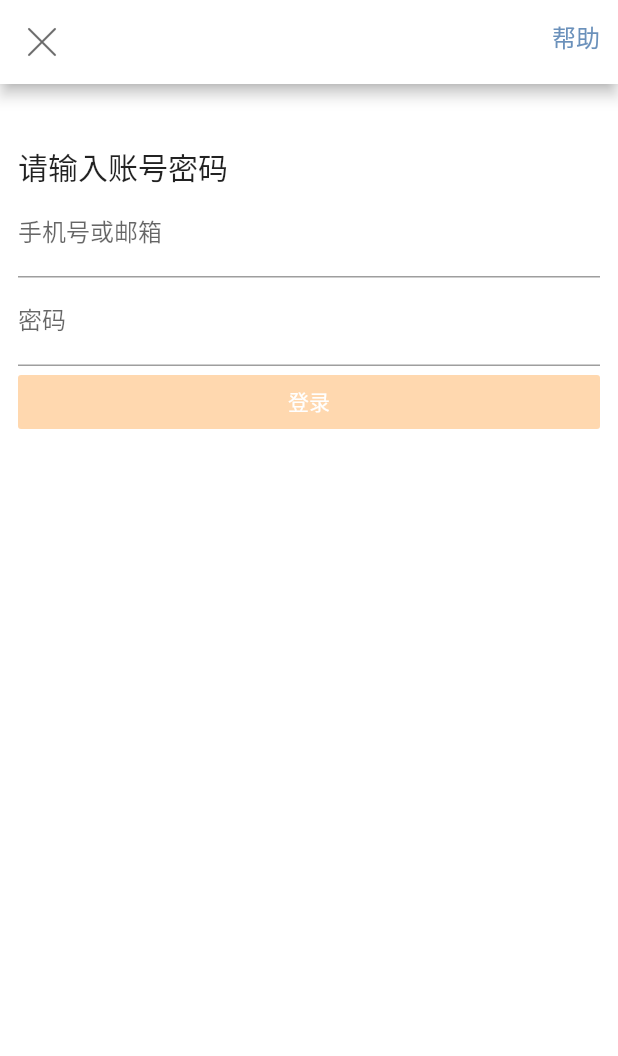
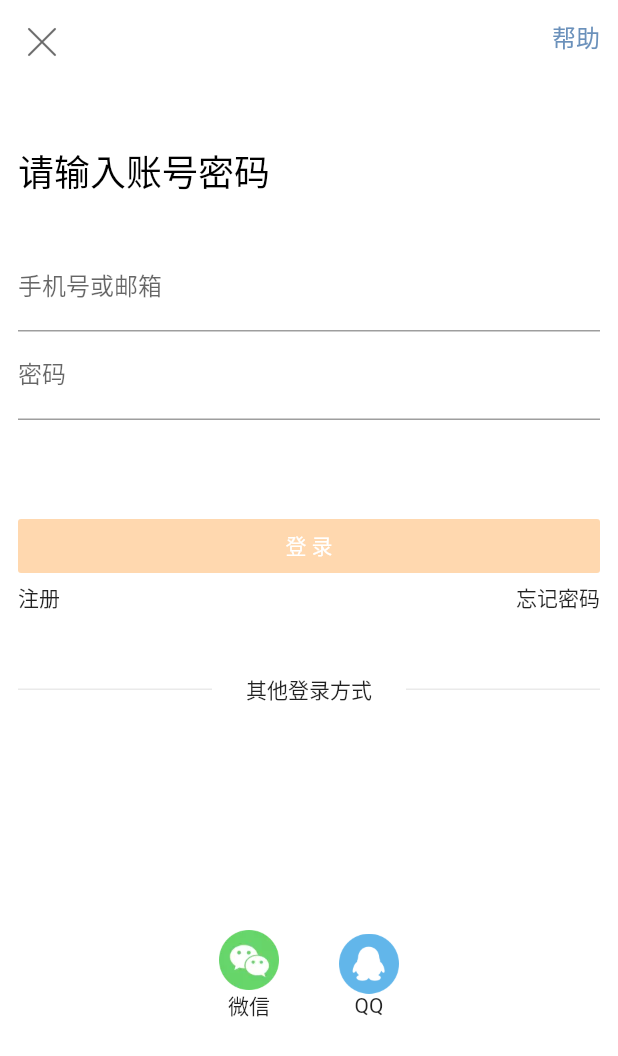
Before and after one commit to YueJZJM/flutter_click, a Flutter app: the LoginPage screen opened directly, on a phone screen of 412 x 824 dp. Shown: the top 1056 px of the screen. Run offline on Flutter 3.47's test engine with Material 2 defaults, Android fonts, the phone set to English and light mode, and no system bars; our stand-ins replace fluro, shared_preferences; accounts and stored records are empty; statements that could not run were skipped.

Commit message:
[feature] 实现登录页面 UI

```diff
--- a/lib/page/mine/login_page.dart
+++ b/lib/page/mine/login_page.dart
@@ -6,6 +6,8 @@ class LoginPage extends StatefulWidget {
   @override
   _LoginPageState createState() => _LoginPageState();
 }
+String _inputAccount = "";
+String _inputPwd = "";
 
 class _LoginPageState extends State<LoginPage> {
   @override
@@ -14,11 +16,13 @@ class _LoginPageState extends State<LoginPage> {
       backgroundColor: Colors.white,
       appBar: AppBar(
         actions: <Widget>[
-          Padding(padding: const EdgeInsets.all(12.0),
-            child: Text("帮助",
-              style: TextStyle(fontSize: 16.0, color: Color(0xff6B91BB)),),
+          Padding(
+            padding: const EdgeInsets.all(12.0),
+            child: Text(
+              "帮助",
+              style: TextStyle(fontSize: 16.0, color: Color(0xff6B91BB)),
+            ),
           )
-
         ],
         leading: Padding(
             padding: const EdgeInsets.all(12.0),
@@ -27,37 +31,171 @@ class _LoginPageState extends State<LoginPage> {
               width: 20.0,
               height: 20.0,
             )),
+        elevation: 0,
       ),
-      body: Padding(padding: const EdgeInsets.symmetric(horizontal: 12),
+      body: Padding(
+        padding: const EdgeInsets.symmetric(horizontal: 12),
         child: Column(
           crossAxisAlignment: CrossAxisAlignment.start,
           children: <Widget>[
-            Padding(padding: const EdgeInsets.only(top: 40),),
-            Text("请输入账号密码",style: TextStyle(fontSize: 20),),
-            buildEditText("手机号或邮箱"),
-            buildEditText("密码"),
+            Padding(
+              padding: const EdgeInsets.only(top: 40),
+            ),
+            Text(
+              "请输入账号密码",
+              style: new TextStyle(fontSize: 24.0, color: Colors.black),
+            ),
+            //TODO AccountEditText
+            Container(margin:  const EdgeInsets.only( top: 30.0),
+              //TODO AccountEditText
+              child: buildUserNameEditText("手机号或邮箱"),),
+//            buildEditText("手机号或邮箱"),
+            //TODO PwdEditText
+            buildPasswordEditText("密码"),
+            Padding(padding:  const EdgeInsets.only(top: 60),),
             Row(
               mainAxisAlignment: MainAxisAlignment.center,
+              mainAxisSize: MainAxisSize.max,
               children: <Widget>[
-                Expanded(child:
-                  RaisedButton(child: Text("登录"),
+                Expanded(
+                  child: RaisedButton(
+                    child: Text("登 录"),
                     color: Color(0xffFF8200),
                     textColor: Colors.white,
                     disabledTextColor: Colors.white,
                     disabledColor: Color(0xffFFD8AF),
-                  )
+                    onPressed: (_inputAccount.isEmpty || _inputPwd.isEmpty)
+                        ? null
+                        :(){
+                        print(_inputPwd );
+                        print( _inputAccount);
+                    }
+                  ),
                 ),
               ],
             ),
+            Row(
+              children: <Widget>[
+                Expanded(
+                  child: Text("注册"),
+                ),
+                Expanded(
+                    child: Align(
+                  alignment: Alignment.centerRight,
+                  child: Text("忘记密码"),
+                )),
+              ],
+            ),
+            Padding(padding: const EdgeInsets.only(top: 40),),
+            buildOtherLoginWayText(),
+            Padding(padding:  const EdgeInsets.only(top: 150),),
+            buildOtherLoginWay(),
           ],
         ),
       ),
     );
   }
 
-  Widget buildEditText(String text) {
-    return TextField(decoration: InputDecoration(
-        labelText: text
-    ),);
+  Widget buildUserNameEditText(String text) {
+    return TextField(
+      decoration: InputDecoration(labelText: text),
+      onChanged: (v){
+        _inputAccount = v;
+        setState(() {
+
+        });
+      },
+    );
   }
+
+  buildPasswordEditText(String text) {
+    return TextField(
+      decoration: InputDecoration(labelText: text),
+      obscureText:true,
+      onChanged: (v){
+        _inputPwd = v;
+        print(_inputPwd);
+        setState(() {
+
+        });
+      },
+    );
+  }
+
+
+  Widget buildOtherLoginWayText() {
+    return Row(
+      mainAxisAlignment: MainAxisAlignment.center,
+      children: <Widget>[
+        Expanded(
+          flex: 1,
+          child: Container(
+            height: 1,
+            color: Color(0xffEAEAEA),
+          ),
+        ),
+        Expanded(
+          flex: 1,
+          child: Center(
+            child: Text("其他登录方式"),
+          )
+        ),
+        Expanded(
+          flex: 1,
+          child: Container(
+            height: 1,
+            color: Color(0xffEAEAEA),
+          ),
+        )
+      ],
+    );
+  }
+
+  Widget buildOtherLoginWay() {
+    return Row(
+      children: <Widget>[
+        Expanded(
+          child:Container(),
+          flex: 1,
+        ),
+        Expanded(
+          flex: 1,
+          child: Row(
+            mainAxisAlignment: MainAxisAlignment.center,
+            children: <Widget>[
+              Column(
+                children: <Widget>[
+                  Image.asset(
+                    Constant.ASSETS_IMG + 'login_weixin.png',
+                    width: 40.0,
+                    height: 40.0,
+                  ),
+                  Text("微信"),
+                ],
+              ),
+              Container(
+                width: 40,
+              ),
+              Column(
+                children: <Widget>[
+                  Image.asset(
+                  Constant.ASSETS_IMG + 'login_qq.png',
+                  width: 40.0,
+                  height: 40.0,
+                  ),
+                  Text("QQ"),
+                ]
+              ),
+            ],
+          ),
+        ),
+        Expanded(
+          child:Container(),
+
+          flex: 1,
+        )
+      ],
+    );
+  }
+
 }
```
